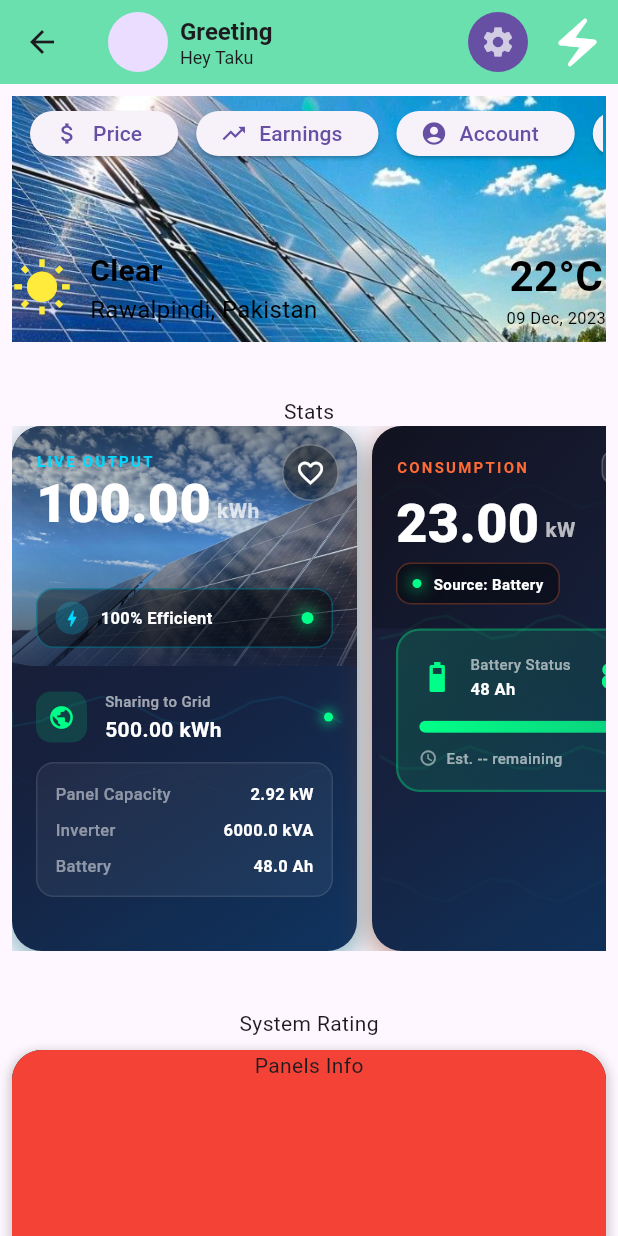
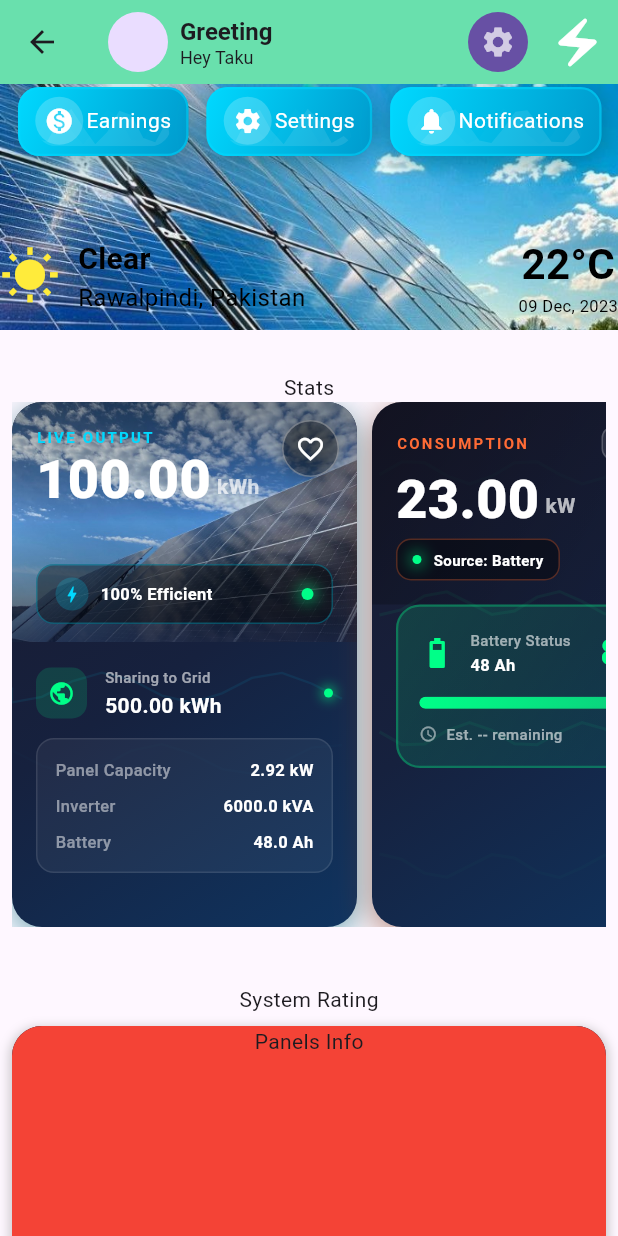
Before and after one commit to zhira03/zesa_project, a Flutter app: the HomePage screen opened directly, on a phone screen of 412 x 824 dp. Run offline on Flutter 3.47's test engine with Material 3 defaults, Android fonts, the phone set to English and light mode, and no system bars; our stand-ins replace fluentui_system_icons, flutter_svg, google_fonts, lottie, smooth_page_indicator.

Commit message:
updated the custom elevated button on the HomePage

```diff
--- /dev/null
+++ b/Frontend/zesa_app/lib/components/customeElevatedButton.dart
@@ -0,0 +1,249 @@
+import 'package:flutter/material.dart';
+import 'dart:math' as math;
+
+class AnimatedElevatedButton extends StatefulWidget {
+  final VoidCallback onPressed;
+  final int? notificationCount; // Optional badge count
+  final bool hasUnread; // Show pulsing indicator
+  final String title;
+  final IconData icon;
+
+  const AnimatedElevatedButton({
+    Key? key,
+    required this.onPressed,
+    this.notificationCount,
+    this.hasUnread = false,
+    required this.title,
+    required this.icon,
+  }) : super(key: key);
+
+  @override
+  State<AnimatedElevatedButton> createState() => _AnimatedElevatedButtonState();
+}
+
+class _AnimatedElevatedButtonState extends State<AnimatedElevatedButton>
+    with SingleTickerProviderStateMixin {
+  late AnimationController _pulseController;
+  bool _isPressed = false;
+
+  @override
+  void initState() {
+    super.initState();
+    _pulseController = AnimationController(
+      vsync: this,
+      duration: const Duration(seconds: 2),
+    )..repeat(reverse: true);
+  }
+
+  @override
+  void dispose() {
+    _pulseController.dispose();
+    super.dispose();
+  }
+
+  @override
+  Widget build(BuildContext context) {
+    return AnimatedBuilder(
+      animation: _pulseController,
+      builder: (context, child) {
+        return GestureDetector(
+          onTapDown: (_) => setState(() => _isPressed = true),
+          onTapUp: (_) {
+            setState(() => _isPressed = false);
+            widget.onPressed();
+          },
+          onTapCancel: () => setState(() => _isPressed = false),
+          child: AnimatedScale(
+            scale: _isPressed ? 0.95 : 1.0,
+            duration: const Duration(milliseconds: 100),
+            child: Container(
+              padding: const EdgeInsets.symmetric(horizontal: 10, vertical: 5),
+              decoration: BoxDecoration(
+                gradient: const LinearGradient(
+                  begin: Alignment.topLeft,
+                  end: Alignment.bottomRight,
+                  colors: [
+                    Color(0xFF00d9ff),
+                    Color(0xFF0099cc),
+                  ],
+                ),
+                borderRadius: BorderRadius.circular(14),
+                border: Border.all(
+                  color: const Color(0xFF00d9ff).withOpacity(0.5),
+                  width: 1.5,
+                ),
+                boxShadow: [
+                  BoxShadow(
+                    color: const Color(0xFF00d9ff).withOpacity(
+                      widget.hasUnread
+                          ? 0.4 + 0.3 * _pulseController.value
+                          : 0.3,
+                    ),
+                    blurRadius: widget.hasUnread
+                        ? 20 + 15 * _pulseController.value
+                        : 20,
+                    offset: const Offset(0, 4),
+                  ),
+                  BoxShadow(
+                    color: Colors.black.withOpacity(0.3),
+                    blurRadius: 15,
+                    offset: const Offset(0, 4),
+                  ),
+                ],
+              ),
+              child: Stack(
+                clipBehavior: Clip.none,
+                children: [
+                  // Animated background effect
+                  Positioned.fill(
+                    child: ClipRRect(
+                      borderRadius: BorderRadius.circular(14),
+                      child: CustomPaint(
+                        painter: NotificationWavePainter(_pulseController.value),
+                      ),
+                    ),
+                  ),
+
+                  // Content
+                  Row(
+                    mainAxisSize: MainAxisSize.min,
+                    children: [
+                      Container(
+                        padding: const EdgeInsets.all(6),
+                        decoration: BoxDecoration(
+                          color: Colors.white.withOpacity(0.2),
+                          shape: BoxShape.circle,
+                        ),
+                        child: Icon(
+                          widget.icon,
+                          color: Colors.white,
+                          size: 20,
+                        ),
+                      ),
+                      const SizedBox(width: 2),
+                      Text( widget.title,
+                        style: TextStyle(
+                          color: Colors.white,
+                          letterSpacing: 0.3,
+                        ),
+                      ),
+                    ],
+                  ),
+
+                  // Notification badge
+                  if (widget.notificationCount != null && widget.notificationCount! > 0)
+                    Positioned(
+                      top: -8,
+                      right: -8,
+                      child: Container(
+                        padding: const EdgeInsets.symmetric(
+                          horizontal: 6,
+                          vertical: 2,
+                        ),
+                        decoration: BoxDecoration(
+                          gradient: const LinearGradient(
+                            colors: [Color(0xFFff0055), Color(0xFFff6b35)],
+                          ),
+                          borderRadius: BorderRadius.circular(10),
+                          border: Border.all(
+                            color: const Color(0xFF1a1a2e),
+                            width: 2,
+                          ),
+                          boxShadow: [
+                            BoxShadow(
+                              color: const Color(0xFFff0055).withOpacity(0.5),
+                              blurRadius: 8,
+                              spreadRadius: 1,
+                            ),
+                          ],
+                        ),
+                        child: Text(
+                          widget.notificationCount! > 99
+                              ? '99+'
+                              : '${widget.notificationCount}',
+                          style: const TextStyle(
+                            color: Colors.white,
+                            fontSize: 10,
+                            fontWeight: FontWeight.w800,
+                          ),
+                        ),
+                      ),
+                    ),
+
+                  // Unread indicator dot
+                  if (widget.hasUnread && (widget.notificationCount == null || widget.notificationCount == 0))
+                    Positioned(
+                      top: -4,
+                      right: -4,
+                      child: Container(
+                        width: 12,
+                        height: 12,
+                        decoration: BoxDecoration(
+                          gradient: const LinearGradient(
+                            colors: [Color(0xFFff0055), Color(0xFFff6b35)],
+                          ),
+                          shape: BoxShape.circle,
+                          border: Border.all(
+                            color: const Color(0xFF1a1a2e),
+                            width: 2,
+                          ),
+                          boxShadow: [
+                            BoxShadow(
+                              color: const Color(0xFFff0055).withOpacity(
+                                0.5 + 0.3 * _pulseController.value,
+                              ),
+                              blurRadius: 8 * _pulseController.value,
+                              spreadRadius: 2 * _pulseController.value,
+                            ),
+                          ],
+                        ),
+                      ),
+                    ),
+                ],
+              ),
+            ),
+          ),
+        );
+      },
+    );
+  }
+}
+
+// Custom painter for animated wave effect
+class NotificationWavePainter extends CustomPainter {
+  final double animation;
+
+  NotificationWavePainter(this.animation);
+
+  @override
+  void paint(Canvas canvas, Size size) {
+    final paint = Paint()
+      ..style = PaintingStyle.fill;
+
+    // Draw flowing waves
+    for (int i = 0; i < 2; i++) {
+      final offset = (animation + i * 0.5) % 1.0;
+      final opacity = (1 - (offset - 0.5).abs() * 2).clamp(0.0, 1.0);
+
+      paint.color = Colors.white.withOpacity(0.1 * opacity);
+
+      final path = Path();
+      path.moveTo(0, size.height * 0.6);
+
+      for (double x = 0; x <= size.width; x += 8) {
+        final y = size.height * 0.6 +
+                  math.sin((x / size.width + offset) * math.pi * 5) * 12;
+        path.lineTo(x, y);
+      }
+
+      path.lineTo(size.width, size.height);
+      path.lineTo(0, size.height);
+      path.close();
+
+      canvas.drawPath(path, paint);
+    }
+  }
+
+  @override
+  bool shouldRepaint(NotificationWavePainter oldDelegate) => true;
+}
--- a/Frontend/zesa_app/lib/screens/prosumer/landing.dart
+++ b/Frontend/zesa_app/lib/screens/prosumer/landing.dart
@@ -17,7 +17,6 @@ class _LandingPageState extends State<LandingPage> {
   int _selectedIndex = 0;
   final List <Widget> _pages = [
     HomePage(),
-    SolarMonitorApp(),
     SettingsPage(),
     AccountPage(),
   ];
@@ -66,7 +65,6 @@ class _LandingPageState extends State<LandingPage> {
                     : Colors.black,
                   items: const [
                     BottomNavigationBarItem(icon: Icon(Icons.home), label: "Home"),
-                    BottomNavigationBarItem(icon: Icon(Icons.notifications), label: "Notifications"),
                     BottomNavigationBarItem(icon: Icon(Icons.edit_document), label: "Report"),
                     BottomNavigationBarItem(icon: Icon(Icons.account_box), label: "Account"),
                   ],
--- a/Frontend/zesa_app/lib/screens/prosumer/pages/accountPage.dart
+++ b/Frontend/zesa_app/lib/screens/prosumer/pages/accountPage.dart
@@ -3,6 +3,7 @@ import 'package:WattTrade/components/animatedAppBar.dart';
 import 'package:WattTrade/components/animatedLogout.dart';
 import 'package:WattTrade/components/themes.dart';
 import 'package:fluentui_system_icons/fluentui_system_icons.dart';
+import 'package:flutter/cupertino.dart';
 import 'package:flutter/material.dart';
 import 'package:google_fonts/google_fonts.dart';
 import 'package:provider/provider.dart';
@@ -102,8 +103,8 @@ class _AccountPageState extends State<AccountPage> {
                     ),
                     const SizedBox(height: 10),
                     QuickActionTile(
-                      icon: FluentIcons.settings_24_filled,
-                      text: "Settings",
+                      icon: Icons.notifications,
+                      text: "Notifications",
                       routePath: '/',
                     ),
                   ],
--- a/Frontend/zesa_app/lib/screens/prosumer/pages/homePage.dart
+++ b/Frontend/zesa_app/lib/screens/prosumer/pages/homePage.dart
@@ -1,3 +1,4 @@
+import 'package:WattTrade/components/customeElevatedButton.dart';
 import 'package:WattTrade/components/prosumerConsumption.dart';
 import 'package:WattTrade/components/prosumerGeneration.dart';
 import 'package:WattTrade/components/prosumerHistory.dart';
@@ -74,9 +75,7 @@ class _HomePageState extends State<HomePage> {
         scrollDirection: Axis.vertical,
         child: Column(
           children: [
-            Padding(
-              padding: const EdgeInsets.all(8.0),
-              child: Container(
+            Container(
               decoration: BoxDecoration(
                 borderRadius: BorderRadius.circular(20),
               ),
@@ -111,40 +110,28 @@ class _HomePageState extends State<HomePage> {
                       SizedBox(
                         height: 50,
                         child: Padding(
-                            padding: const EdgeInsets.symmetric(horizontal: 2),
+                          padding: const EdgeInsets.symmetric(horizontal: 2, vertical: 2),
                           child: ListView(
                             scrollDirection: Axis.horizontal,
                             physics: AlwaysScrollableScrollPhysics(),
-                              padding: EdgeInsets.symmetric(horizontal: 10, vertical: 10),
+                            padding: EdgeInsets.symmetric(horizontal: 10),
                             children: [
-                                ElevatedButton.icon(
-                                  onPressed: () {},
-                                  icon: Icon(Icons.attach_money),
-                                  label: Text("Price"),
+                              AnimatedElevatedButton(
+                                onPressed: (){},
+                                title: "Earnings",
+                                icon: Icons.monetization_on,
                               ),
                               SizedBox(width: 12),
-                                ElevatedButton.icon(
-                                  onPressed: () {},
-                                  icon: Icon(Icons.trending_up),
-                                  label: Text("Earnings"),
+                              AnimatedElevatedButton(
+                                onPressed: (){},
+                                title: "Settings",
+                                icon: Icons.settings,
                               ),
                               SizedBox(width: 12),
-                                ElevatedButton.icon(
+                              AnimatedElevatedButton(
                                 onPressed: () {},
-                                  icon: Icon(Icons.account_circle),
-                                  label: Text("Account"),
-                                ),
-                                SizedBox(width: 12),
-                                ElevatedButton.icon(
-                                  onPressed: () {},
-                                  icon: Icon(Icons.settings),
-                                  label: Text("Settings"),
-                                ),
-                                SizedBox(width: 12),
-                                ElevatedButton.icon(
-                                  onPressed: () {},
-                                  icon: Icon(Icons.notifications),
-                                  label: Text("Notifications"),
+                                title: "Notifications",
+                                icon: Icons.notifications,
                               ),
                             ],
                           ),
@@ -222,7 +209,6 @@ class _HomePageState extends State<HomePage> {
                 ],
               ),
             ),
-            ),
             const SizedBox(height: 20),
             Padding(
               padding: const EdgeInsets.all(8.0),
```
Lines whose indentation alone changed are shown as unchanged.
